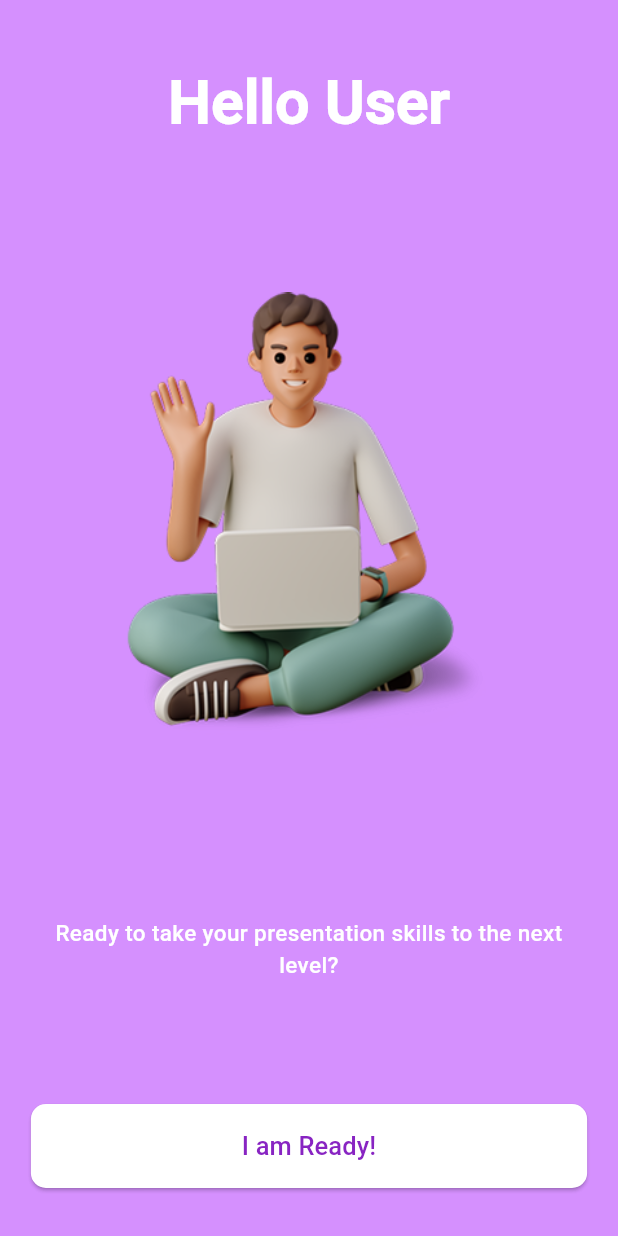
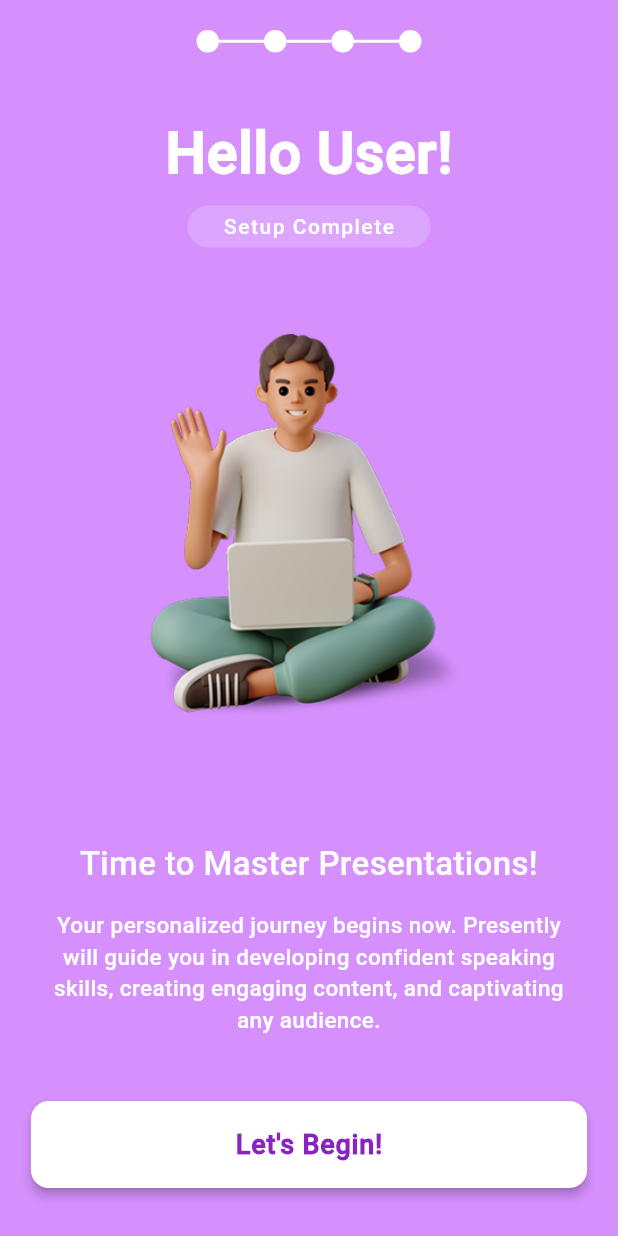
Before and after one commit to Chamod07/Presently, a Flutter app: the AccountSetupGreeting screen opened by its route, on a phone screen of 412 x 824 dp. Run offline on Flutter 3.47's test engine with Material 3 defaults, Android fonts, the phone set to English and light mode, and no system bars; our stand-ins replace camera, fl_chart, flutter_settings_screens, google_sign_in, image_picker, supabase_flutter; missing offline and left inert: google_mlkit_commons, google_mlkit_pose_detection; accounts and stored records are empty.

Commit message:
Enhance account setup greeting: convert to stateful widget, add progress indicator, update UI elements, and improve navigation logic

```diff
--- a/frontend/flutter_app/lib/components/onboarding/account_setup_greeting.dart
+++ b/frontend/flutter_app/lib/components/onboarding/account_setup_greeting.dart
@@ -1,18 +1,24 @@
 import 'package:flutter/material.dart';
 
-class AccountSetupGreeting extends StatelessWidget{
+class AccountSetupGreeting extends StatefulWidget {
   const AccountSetupGreeting({Key? key}) : super(key: key);
 
   @override
+  State<AccountSetupGreeting> createState() => _AccountSetupGreetingState();
+}
+
+class _AccountSetupGreetingState extends State<AccountSetupGreeting> {
+  @override
   Widget build(BuildContext context) {
-    final args = ModalRoute.of(context)!.settings.arguments as Map<String, String>?;
+    final args =
+        ModalRoute.of(context)!.settings.arguments as Map<String, String>?;
     String firstName = args?['firstName'] ?? "User";
-    String displayName = firstName.isNotEmpty ? firstName : firstName;
+    String displayName = firstName.isNotEmpty ? firstName : "User";
 
     return Scaffold(
       backgroundColor: Color(0x96B843FE),
       body: SafeArea(
-          child: LayoutBuilder(
+        child: LayoutBuilder(
           builder: (context, constraints) {
             return SingleChildScrollView(
               child: ConstrainedBox(
@@ -21,33 +27,95 @@ class AccountSetupGreeting extends StatelessWidget{
                   child: Column(
                     mainAxisAlignment: MainAxisAlignment.center,
                     children: [
+                      const SizedBox(height: 20),
+                      // Progress indicator row - completed
+                      Padding(
+                        padding: const EdgeInsets.symmetric(horizontal: 20.0),
+                        child: Row(
+                          mainAxisAlignment: MainAxisAlignment.center,
+                          children: [
+                            _buildProgressDot(true),
+                            _buildProgressLine(true),
+                            _buildProgressDot(true),
+                            _buildProgressLine(true),
+                            _buildProgressDot(true),
+                            _buildProgressLine(true),
+                            _buildProgressDot(true),
+                          ],
+                        ),
+                      ),
                       const SizedBox(height: 40.0),
                       Text(
-                        "Hello $displayName",
+                        "Hello $displayName!",
                         style: const TextStyle(
                           color: Colors.white,
-                          fontSize: 40,
+                          fontSize: 38,
                           fontWeight: FontWeight.bold,
                           fontFamily: 'Roboto',
+                          letterSpacing: 0.5,
+                        ),
+                      ),
+                      const SizedBox(height: 8),
+                      Container(
+                        padding:
+                            EdgeInsets.symmetric(horizontal: 24, vertical: 4),
+                        decoration: BoxDecoration(
+                          color: Colors.white.withOpacity(0.2),
+                          borderRadius: BorderRadius.circular(20),
+                        ),
+                        child: const Text(
+                          "Setup Complete",
+                          style: TextStyle(
+                            color: Colors.white,
+                            fontSize: 14,
+                            fontWeight: FontWeight.w500,
+                            letterSpacing: 1.0,
+                          ),
                         ),
                       ),
                       const Spacer(),
-                      Image.asset(
-                        'images/OnboardGreet_AccountSetupTitle.png',
-                        height: constraints.maxWidth > constraints.maxHeight ? constraints.maxHeight * 0.4 : constraints.maxWidth * 0.8,
-                        width: constraints.maxWidth > constraints.maxHeight ? constraints.maxHeight * 0.4 : constraints.maxWidth * 0.8,
+                      Hero(
+                        tag: 'onboarding_image',
+                        child: Image.asset(
+                          'images/OnboardGreet_AccountSetupTitle.png',
+                          height: constraints.maxWidth > constraints.maxHeight
+                              ? constraints.maxHeight * 0.4
+                              : constraints.maxWidth * 0.7,
+                          width: constraints.maxWidth > constraints.maxHeight
+                              ? constraints.maxHeight * 0.4
+                              : constraints.maxWidth * 0.7,
+                        ),
                       ),
                       const Spacer(),
                       const SizedBox(height: 20.0),
+                      // Updated text
                       const Padding(
-                        padding: EdgeInsets.symmetric(horizontal: 32.0),
+                        padding: EdgeInsets.symmetric(horizontal: 35.0),
                         child: Text(
-                          "Ready to take your presentation skills to the next level?",
+                          "Time to Master Presentations!",
+                          textAlign: TextAlign.center,
+                          style: TextStyle(
+                            color: Colors.white,
+                            fontSize: 22,
+                            fontWeight: FontWeight.w600,
+                            fontFamily: 'Roboto',
+                            height: 1.3,
+                          ),
+                        ),
+                      ),
+                      const SizedBox(height: 16.0),
+                      // Updated description
+                      const Padding(
+                        padding: EdgeInsets.symmetric(horizontal: 35.0),
+                        child: Text(
+                          "Your personalized journey begins now. Presently will guide you in developing confident speaking skills, creating engaging content, and captivating any audience.",
                           textAlign: TextAlign.center,
                           style: TextStyle(
                             color: Colors.white,
                             fontSize: 15,
+                            fontWeight: FontWeight.w400,
                             fontFamily: 'Roboto',
+                            height: 1.4,
                           ),
                         ),
                       ),
@@ -57,21 +125,32 @@ class AccountSetupGreeting extends StatelessWidget{
                         child: ElevatedButton(
                           style: ElevatedButton.styleFrom(
                             backgroundColor: Colors.white,
-                            minimumSize: Size(MediaQuery.of(context).size.width * 0.9, 50),
+                            minimumSize: Size(
+                                MediaQuery.of(context).size.width * 0.9, 55),
                             shape: RoundedRectangleBorder(
-                              borderRadius: BorderRadius.circular(10),
+                              borderRadius: BorderRadius.circular(12),
                             ),
-                            padding: const EdgeInsets.symmetric(horizontal: 100, vertical: 16),
+                            padding: const EdgeInsets.symmetric(
+                                horizontal: 100, vertical: 16),
+                            elevation: 3,
                           ),
                           onPressed: () {
-                            Navigator.pushNamed(context, '/home');
+                            debugPrint('Navigation button pressed');
+                            // Force immediate navigation to home
+                            Navigator.of(context).pushNamedAndRemoveUntil(
+                              '/home',
+                              (_) => false, // Remove all previous routes
+                            );
                           },
+                          // Updated button text
                           child: const Text(
-                            "I am Ready!",
+                            "Let's Begin!",
                             style: TextStyle(
                               color: Color(0xDB7400B8),
-                              fontSize: 17,
+                              fontSize: 18,
+                              fontWeight: FontWeight.w700,
                               fontFamily: 'Roboto',
+                              letterSpacing: 0.5,
                             ),
                           ),
                         ),
@@ -86,4 +165,23 @@ class AccountSetupGreeting extends StatelessWidget{
       ),
     );
   }
+
+  Widget _buildProgressDot(bool isActive) {
+    return Container(
+      width: 15,
+      height: 15,
+      decoration: BoxDecoration(
+        shape: BoxShape.circle,
+        color: isActive ? Colors.white : Colors.white.withOpacity(0.4),
+      ),
+    );
+  }
+
+  Widget _buildProgressLine(bool isActive) {
+    return Container(
+      width: 30,
+      height: 2,
+      color: isActive ? Colors.white : Colors.white.withOpacity(0.4),
+    );
+  }
 }
```
Also changed, not shown: frontend/flutter_app/lib/components/onboarding/account_setup_1.dart (deleted, +0 -166 lines), frontend/flutter_app/lib/components/onboarding/account_setup_2.dart (deleted, +0 -134 lines), frontend/flutter_app/lib/components/onboarding/account_setup_title.dart (deleted, +0 -85 lines).
